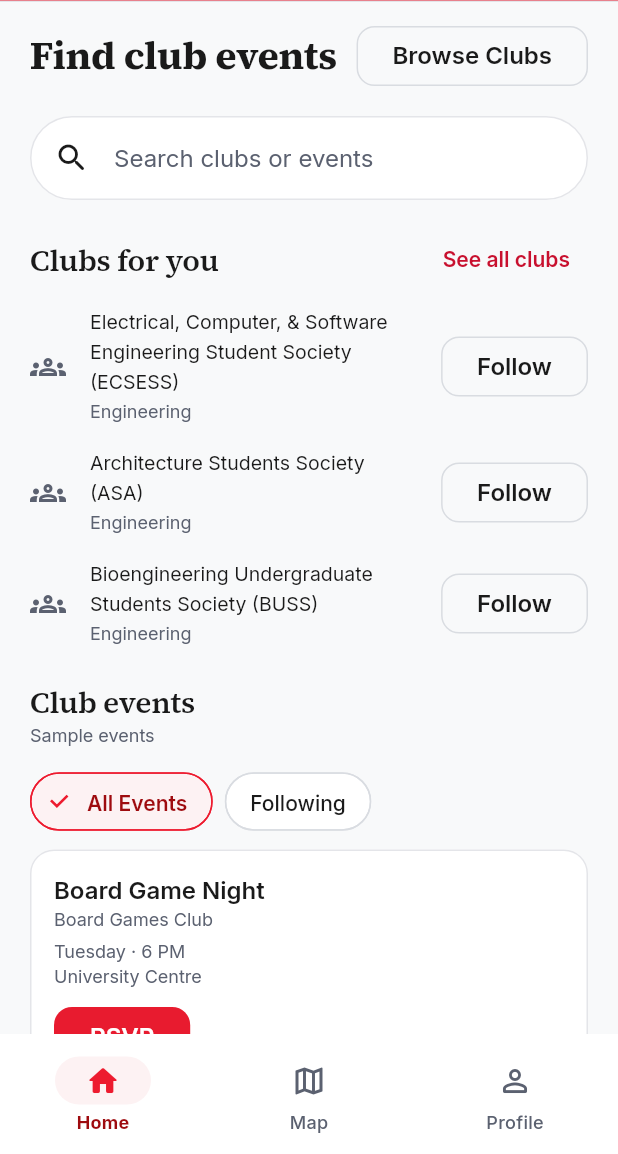
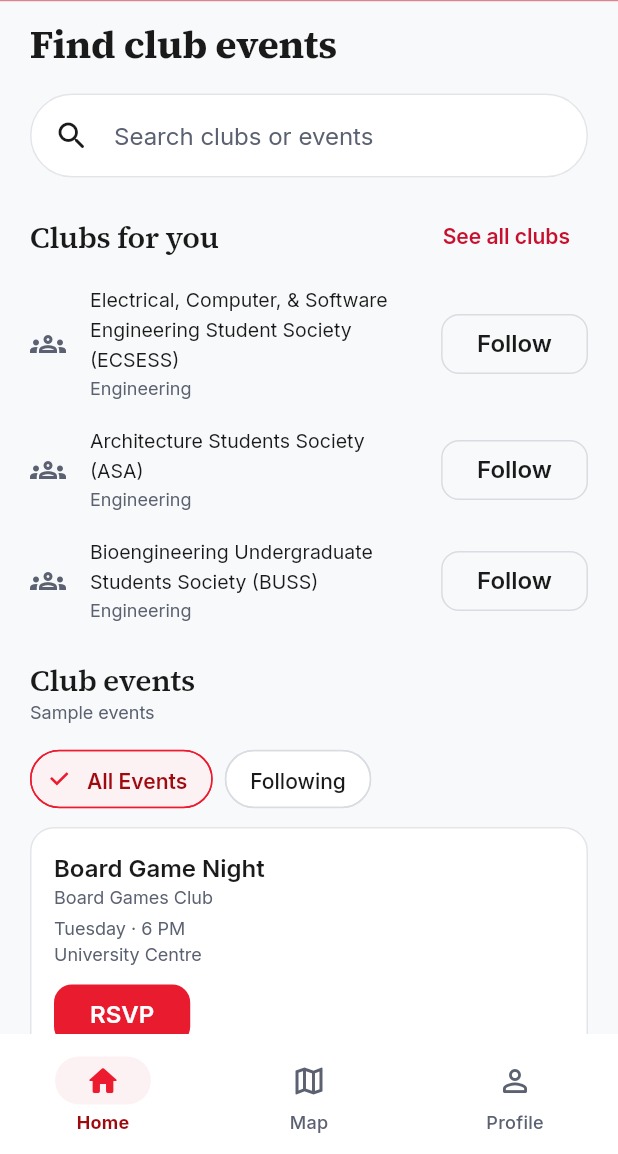
Before and after one commit to daygelo/mcmap, a Flutter app: the HomePage screen opened directly, on a phone screen of 412 x 824 dp, the part 82-1236 px from its top. Run offline on Flutter 3.47's test engine with Material 3 defaults, Android fonts, the phone set to English and light mode, and no system bars; our stand-ins replace material_ui.

Commit message:
Remove redundant Browse Clubs button

```diff
--- a/lib/pages/home_page.dart
+++ b/lib/pages/home_page.dart
@@ -341,21 +341,7 @@ class _HomePageState extends State<HomePage> {
               primary: false,
               padding: const EdgeInsets.fromLTRB(20, 12, 20, 24),
               children: [
-                Row(
-                  children: [
-                    Expanded(
-                      child: Text(
-                        'Find club events',
-                        style: text.headlineMedium,
-                      ),
-                    ),
-                    const SizedBox(width: 8),
-                    OutlinedButton(
-                      onPressed: _browseClubs,
-                      child: const Text('Browse Clubs'),
-                    ),
-                  ],
-                ),
+                Text('Find club events', style: text.headlineMedium),
                 const SizedBox(height: 16),
                 SearchBar(
                   hintText: 'Search clubs or events',
```
Also changed, not shown: 1 other file.
